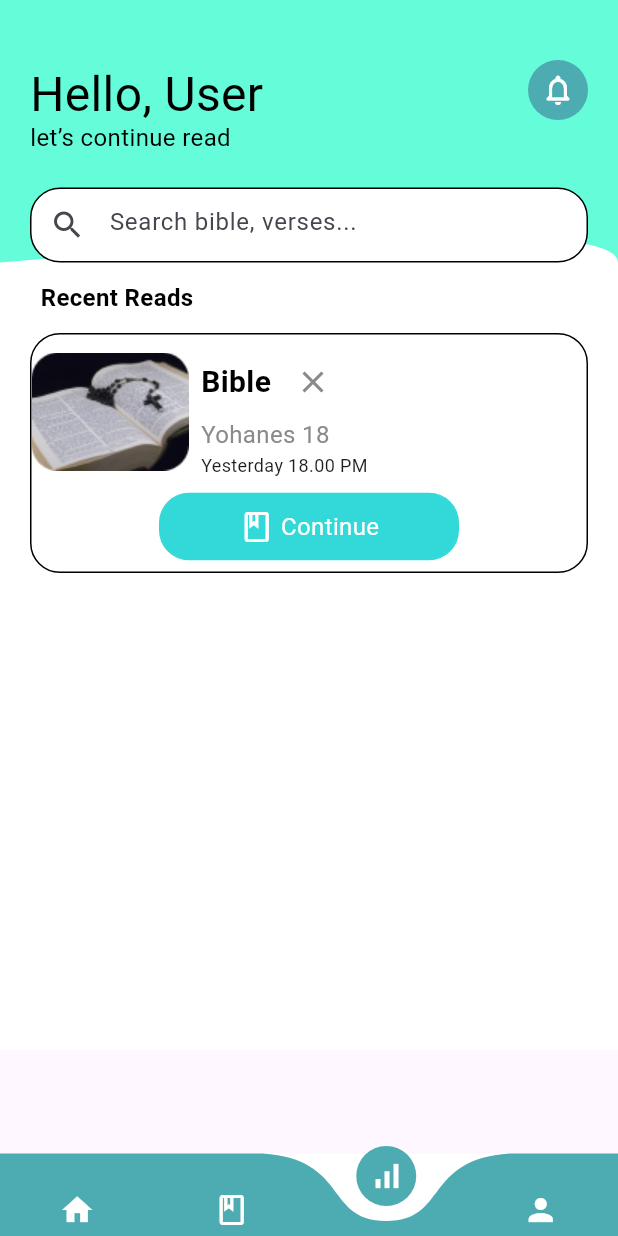
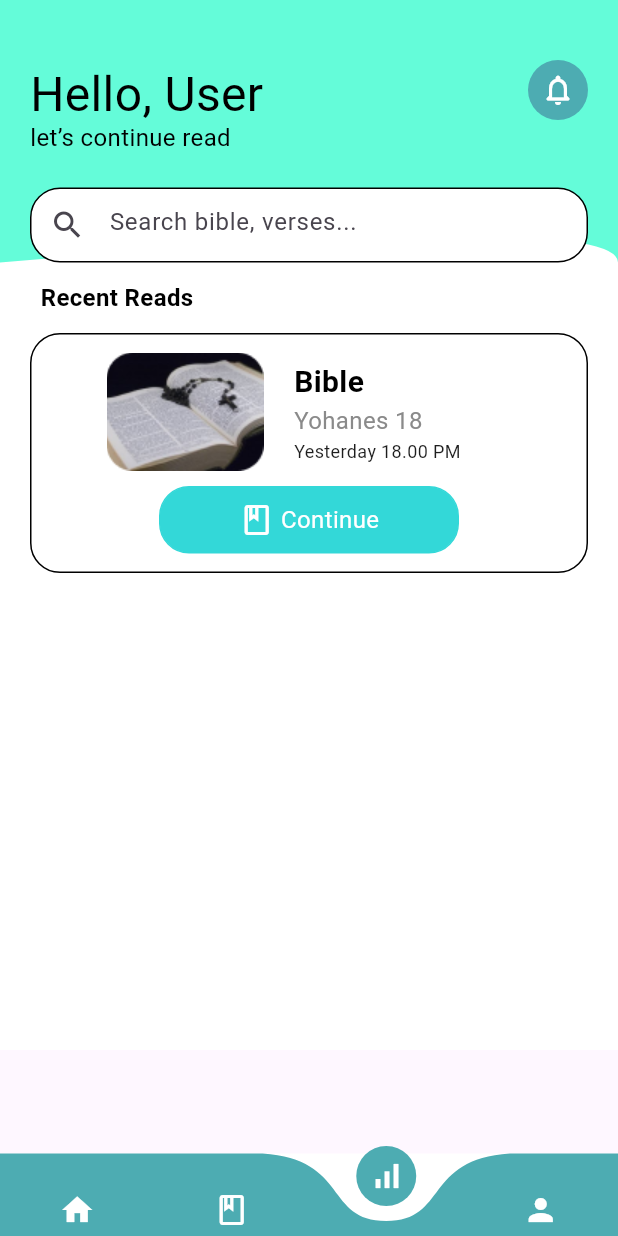
Before and after one commit to velmanharefa/KitabSuci, a Flutter app: the screen it shows after launch, item 3 of the bottom bar chosen, on a phone screen of 412 x 824 dp. Run offline on Flutter 3.47's test engine with Material 3 defaults, Android fonts, the phone set to English and light mode, and no system bars; drawn by our look-alikes of curved_navigation_bar.

```diff
--- a/kitab_suci/lib/screen/homePage.dart
+++ b/kitab_suci/lib/screen/homePage.dart
@@ -1239,17 +1239,20 @@ class _homepageState extends State<homepage> {
                       Row(
                         mainAxisAlignment: MainAxisAlignment.center,
                         children: [
+                          SizedBox(width: 50),
                           Image.asset(
                             'assets/images/alkitab.png',
                           ),
-                          SizedBox(width: 8),
+                          SizedBox(width: 20),
                           Expanded(
                             child: Column(
                               mainAxisAlignment: MainAxisAlignment.center,
                               crossAxisAlignment: CrossAxisAlignment.start,
                               children: [
                                 Row(
+                                  mainAxisAlignment: MainAxisAlignment.spaceBetween,
                                   children: [
+
                                     Text(
                                       'Bible',
                                       style: TextStyle(
@@ -1259,19 +1262,15 @@ class _homepageState extends State<homepage> {
                                       ),
                                     ),
 
-                                    SizedBox(width: 4),
-
-                                    IconButton(
-                                      onPressed: () {
-                                        // Tambahkan logika untuk menangani penutupan di sini
-                                      },
-                                      icon: Icon(Icons.close),
-
-                                      color: Color(0xff8A8A8A),
-                                    ),
+                                    // IconButton(
+                                    //   onPressed: () {
+                                    //     // Tambahkan logika untuk menangani penutupan di sini
+                                    //   },
+                                    //   icon: Icon(Icons.close),
+                                    //   color: Color(0xff8A8A8A),
+                                    // ),
                                   ],
                                 ),
-
                                 Text(
                                   'Yohanes 18',
                                   style: TextStyle(
```
